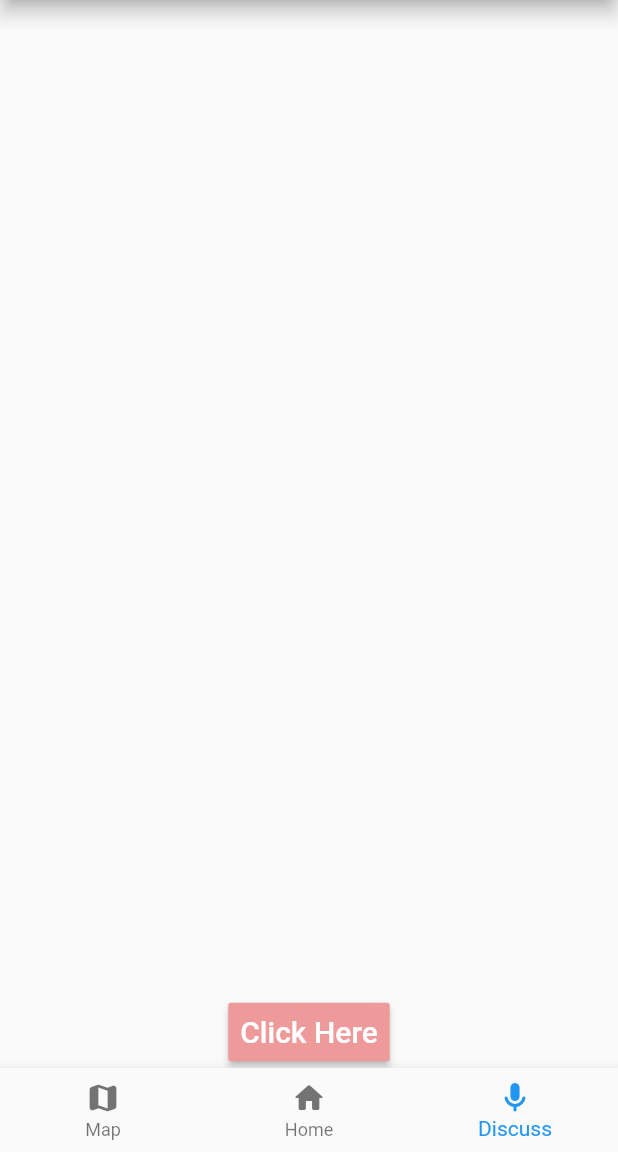
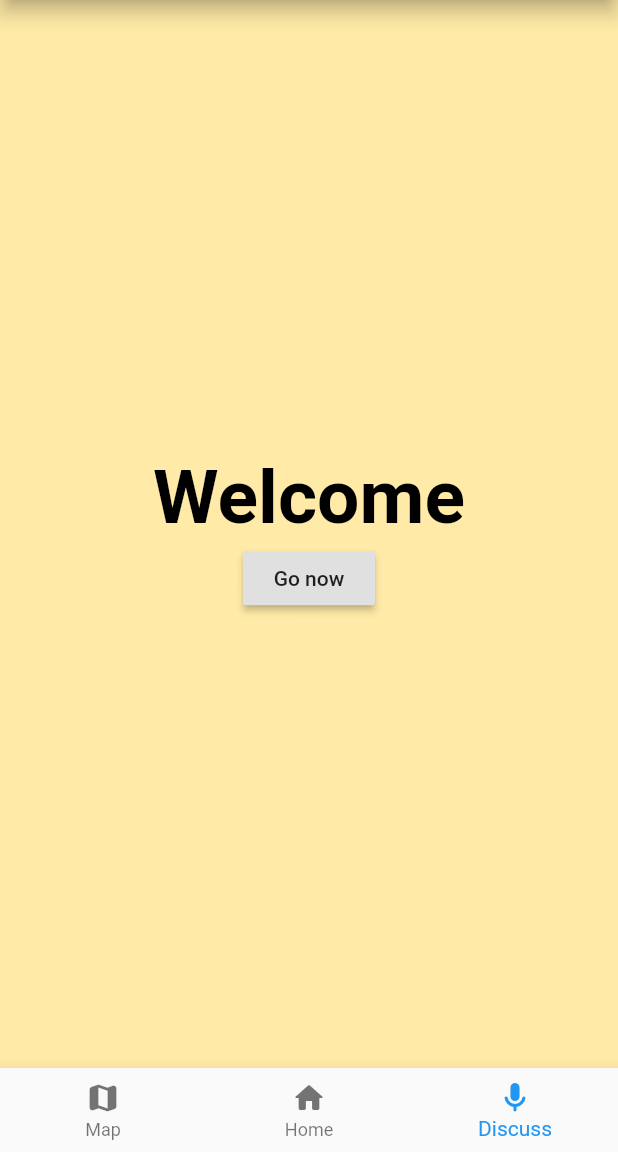
Before and after one commit to psk907/hacktable, a Flutter app: the screen it shows after launch, item 3 of the bottom bar chosen, on a phone screen of 412 x 824 dp, the part 84-1236 px from its top. Run offline on Flutter 3.47's test engine with Material 2 defaults, Android fonts, the light colour scheme and no system bars; our stand-ins replace circular_countdown_timer, dio, flutter_svg, get_it, google_fonts, google_maps_flutter and 3 more; missing offline and left inert: dart:html, sms_maintained; Roboto replaces fonts that are missing (Mukta); statements that could not run were skipped.

Commit message:
discuss page 1

```diff
--- a/lib/pages/discussions/discussions_landing.dart
+++ b/lib/pages/discussions/discussions_landing.dart
@@ -1,4 +1,7 @@
+import 'dart:html';
+
 import 'package:flutter/material.dart';
+import 'package:hacktable/themeconfig.dart';
 
 class DiscussionsLanding extends StatefulWidget {
   const DiscussionsLanding({Key key}) : super(key: key);
@@ -8,29 +11,31 @@ class DiscussionsLanding extends StatefulWidget {
 }
 
 class _DiscussionsLandingState extends State<DiscussionsLanding> {
+  Text get container => null;
+
   @override
   Widget build(BuildContext context) {
-    var container = Container(
+    return Scaffold (
+
+    body : Container(
+      decoration: BoxDecoration(
+
+            color: Palette.paleyellow
+      ),
       child: Center(
-        child: Column(
-          mainAxisAlignment: MainAxisAlignment.end,
-          children: [
-            // ignore: deprecated_member_use
-            RaisedButton(
-              child: Text(
-                "Click Here",
-                style: TextStyle(fontSize: 20),
-              ),
-              color: Colors.red[200],
-              textColor: Colors.white,
-              padding: EdgeInsets.all(8.0),
-              splashColor: Colors.grey,
-              onPressed: () {},
-            )
+        child: Column( // add Column
+          mainAxisAlignment: MainAxisAlignment.center,
+          children: <Widget>[
+            Text('Welcome', style: TextStyle( // your text
+                fontSize: 50.0,
+                fontWeight: FontWeight.bold,
+                color: Colors.black)
+            ),
+            RaisedButton(onPressed: () {}, child: Text('Go now'),), // your button beneath text
           ],
         ),
       ),
-      // ignore: dead_code
+    ),
     );
     return container;
   }
```
Also changed, not shown: 2 other files.
